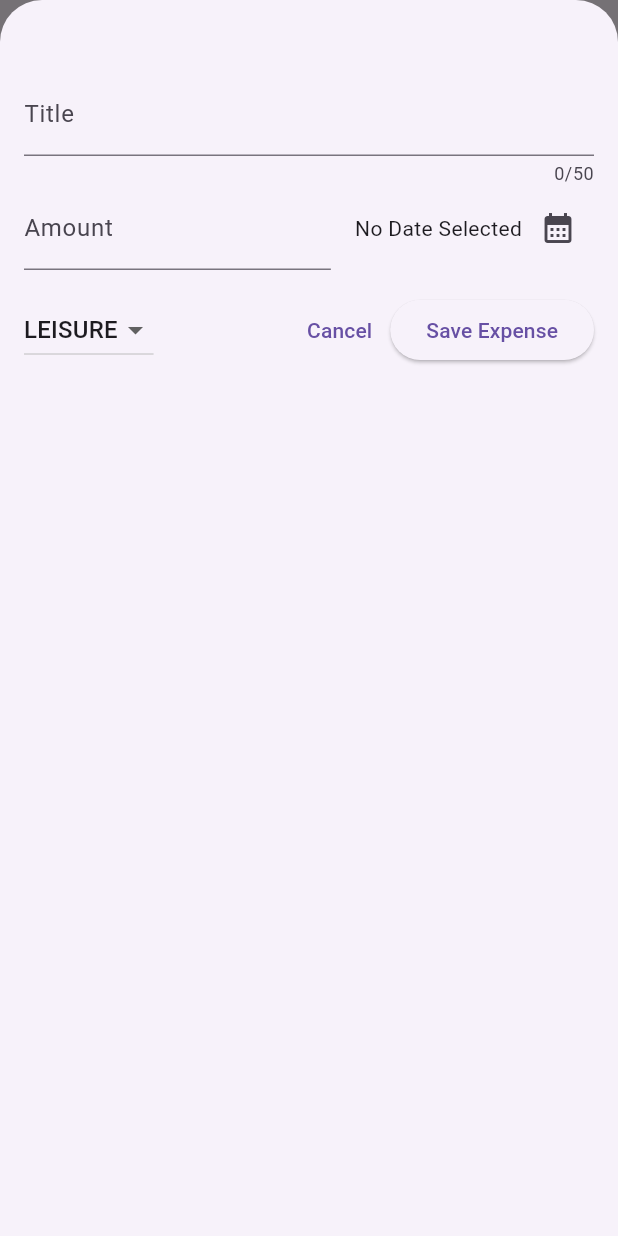
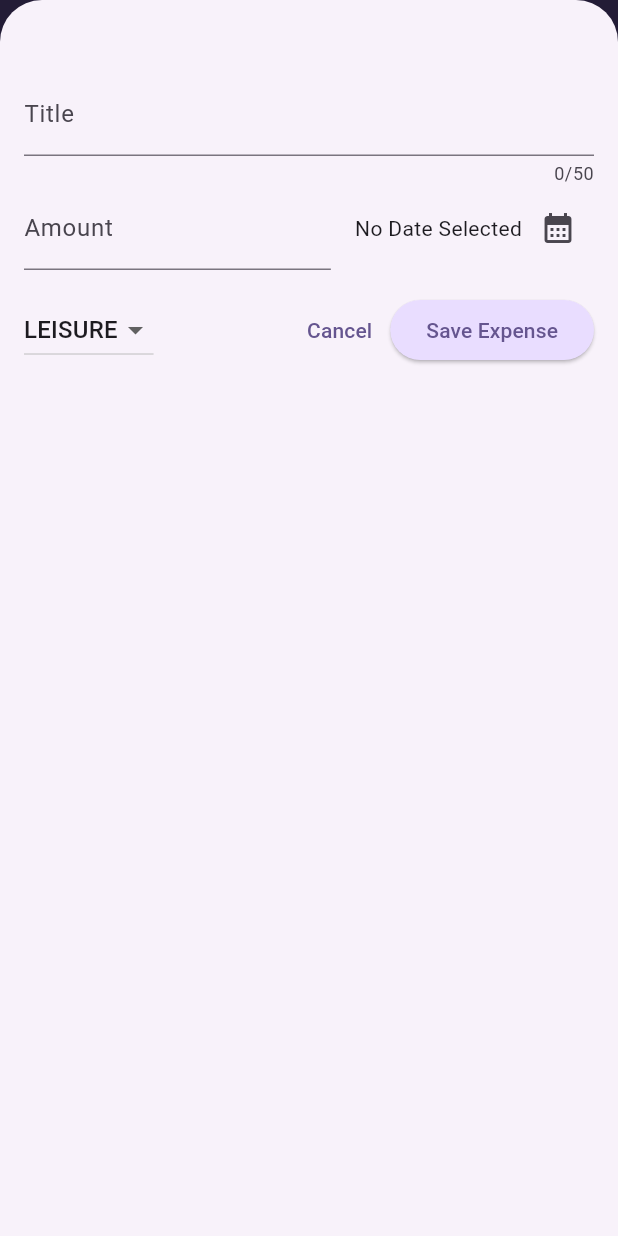
Before and after one commit to Saimur88/expense_trackerApp, a Flutter app: the screen it shows after launch, after a tap on the "add" icon, on a phone screen of 412 x 824 dp. Run offline on Flutter 3.47's test engine with Material 3 defaults, Android fonts, the phone set to English and light mode, and no system bars.

Commit message:
Made Some Basic Designing by colorScheme

```diff
--- a/lib/main.dart
+++ b/lib/main.dart
@@ -1,8 +1,33 @@
 import 'package:expense_tracker/expenses.dart';
 import 'package:flutter/material.dart';
 
+var kColorScheme = ColorScheme.fromSeed(seedColor:const Color.fromARGB(255, 96, 59, 181));
+
 void main(){
   runApp(MaterialApp(
+    theme: ThemeData().copyWith(
+    colorScheme: kColorScheme,
+      appBarTheme: AppBarTheme().copyWith(
+        backgroundColor: kColorScheme.onPrimaryContainer,
+        foregroundColor: kColorScheme.primaryContainer,
+      ),
+      elevatedButtonTheme: ElevatedButtonThemeData(
+        style: ElevatedButton.styleFrom(
+          backgroundColor: kColorScheme.primaryContainer
+        )
+      ),
+      cardTheme: CardTheme().copyWith(
+        color: kColorScheme.secondaryContainer,
+        margin: EdgeInsets.symmetric(horizontal: 16, vertical:  8),
+      ),
+        textTheme: ThemeData().textTheme.copyWith(
+          titleLarge: TextStyle(
+            fontWeight: FontWeight.normal,
+            color: kColorScheme.onSecondaryContainer,
+            fontSize: 14,
+          ),
+        )
+    ),
     debugShowCheckedModeBanner: false,
     home: Expenses(),
       ));
```
